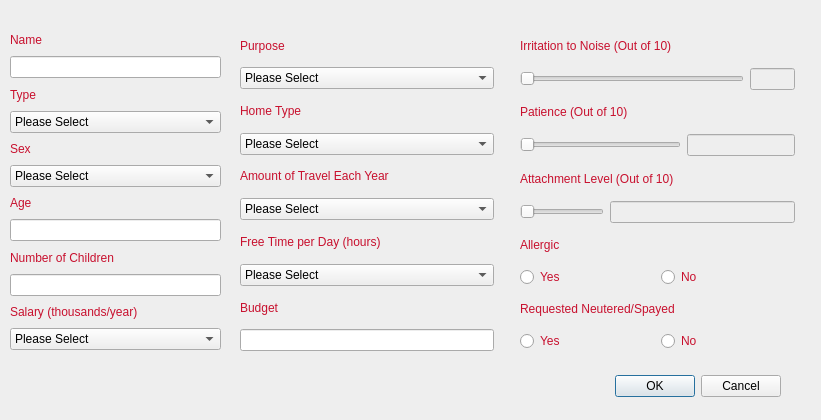
The window that cuACS/addclient.ui (cameronhawtin/Animal-Farm-cuACS) describes before a commit, drawn with Qt 5.
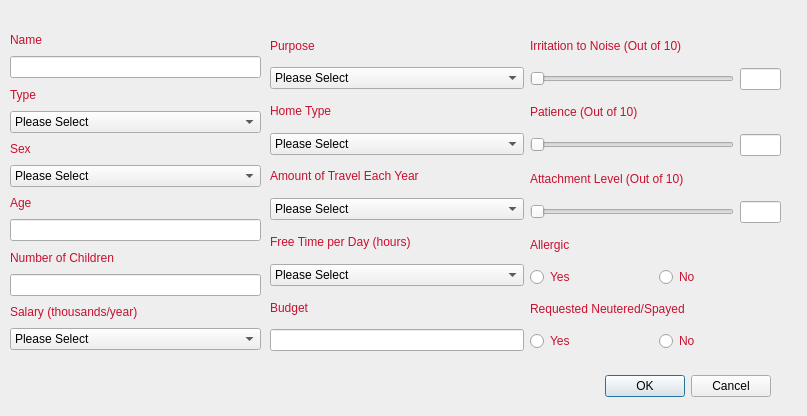
The same window after the commit.

What changed in the file:
```diff
--- a/cuACS/addclient.ui
+++ b/cuACS/addclient.ui
@@ -6,8 +6,8 @@
    <rect>
     <x>0</x>
     <y>0</y>
-    <width>821</width>
-    <height>420</height>
+    <width>807</width>
+    <height>416</height>
    </rect>
   </property>
   <property name="palette">
@@ -107,7 +107,7 @@
   <widget class="QDialogButtonBox" name="buttonBox">
    <property name="geometry">
     <rect>
-     <x>440</x>
+     <x>430</x>
      <y>370</y>
      <width>341</width>
      <height>32</height>
@@ -126,9 +126,9 @@
    </property>
    <property name="geometry">
     <rect>
-     <x>520</x>
+     <x>530</x>
      <y>30</y>
-     <width>275</width>
+     <width>251</width>
      <height>321</height>
     </rect>
    </property>
@@ -161,7 +161,7 @@
       <item>
        <widget class="QLineEdit" name="obedienceLineEdit_2">
         <property name="enabled">
-         <bool>false</bool>
+         <bool>true</bool>
         </property>
         <property name="alignment">
          <set>Qt::AlignCenter</set>
@@ -181,7 +181,7 @@
      </widget>
     </item>
     <item>
-     <layout class="QHBoxLayout" name="horizontalLayout_6" stretch="10,0">
+     <layout class="QHBoxLayout" name="horizontalLayout_8" stretch="10,2">
       <item>
        <widget class="QSlider" name="patienceSlider">
         <property name="maximum">
@@ -198,7 +198,7 @@
       <item>
        <widget class="QLineEdit" name="obedienceLineEdit">
         <property name="enabled">
-         <bool>false</bool>
+         <bool>true</bool>
         </property>
         <property name="alignment">
          <set>Qt::AlignCenter</set>
@@ -218,7 +218,7 @@
      </widget>
     </item>
     <item>
-     <layout class="QHBoxLayout" name="horizontalLayout_4" stretch="0,2">
+     <layout class="QHBoxLayout" name="horizontalLayout_9" stretch="10,2">
       <item>
        <widget class="QSlider" name="attachmentSlider">
         <property name="maximum">
@@ -235,7 +235,7 @@
       <item>
        <widget class="QLineEdit" name="attachmentLineEdit">
         <property name="enabled">
-         <bool>false</bool>
+         <bool>true</bool>
         </property>
         <property name="alignment">
          <set>Qt::AlignCenter</set>
@@ -310,7 +310,7 @@
     <rect>
      <x>10</x>
      <y>30</y>
-     <width>211</width>
+     <width>251</width>
      <height>320</height>
     </rect>
    </property>
@@ -510,7 +510,7 @@
    </property>
    <property name="geometry">
     <rect>
-     <x>240</x>
+     <x>270</x>
      <y>30</y>
      <width>254</width>
      <height>321</height>
```
Left out of the diff: 6 changed lines with no effect on the pictures.
